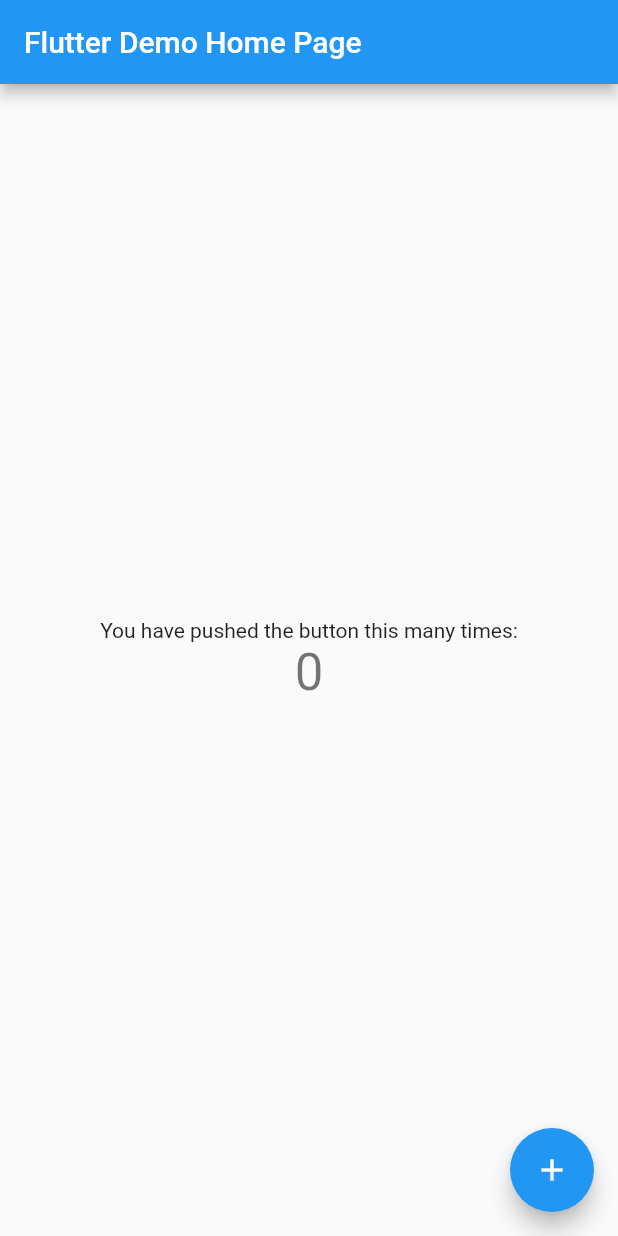
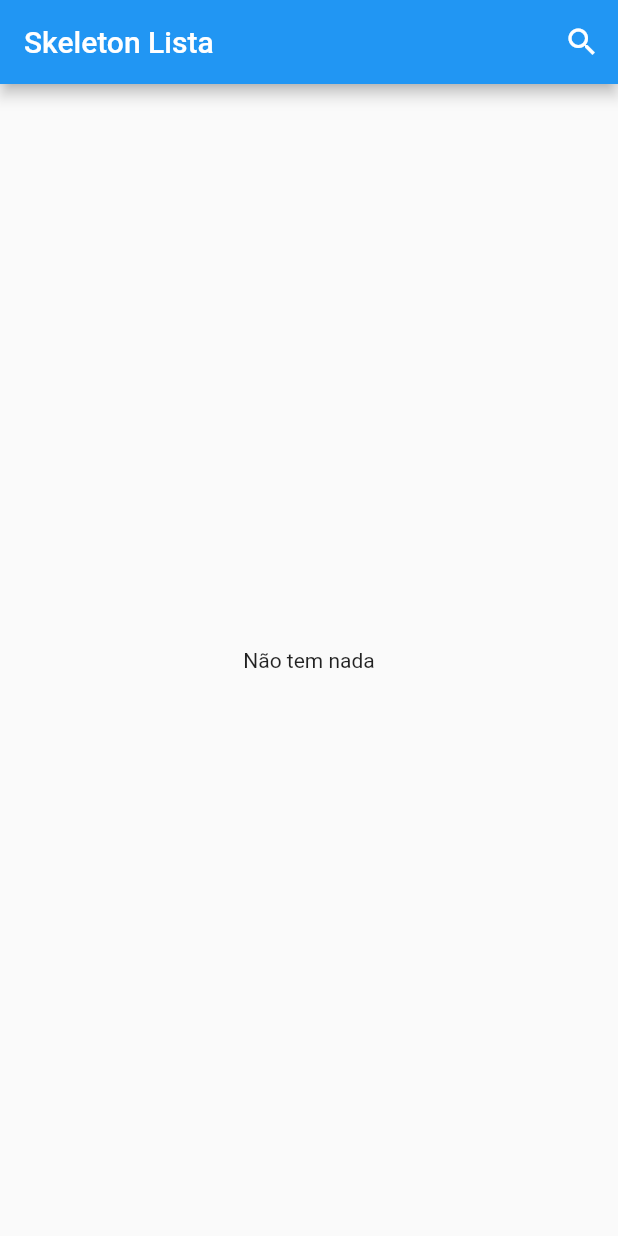
Before and after one commit to oliveiradg/skeletonComFlutter, a Flutter app: the screen it shows after launch, on a phone screen of 412 x 824 dp. Run offline on Flutter 3.47's test engine with Material 2 defaults, Android fonts, the phone set to English and light mode, and no system bars; our stand-ins replace dio, shimmer.

Commit message:
[DIA 94] feat: desenvolvendo o projeto

```diff
--- /dev/null
+++ b/lib/home_page.dart
@@ -0,0 +1,83 @@
+import 'dart:async';
+
+import 'package:flutter/material.dart';
+import 'package:lista_loader/components/skeleton.dart';
+import 'package:lista_loader/model/endereco_model.dart';
+import 'package:lista_loader/repositories/endereco_repository.dart';
+import 'package:shimmer/shimmer.dart';
+
+class HomePage extends StatefulWidget {
+  const HomePage({Key key}) : super(key: key);
+
+  @override
+  _HomePageState createState() => _HomePageState();
+}
+
+class _HomePageState extends State<HomePage> {
+  var streamConsultaEndereco = StreamController<List<EnderecoModel>>();
+  EnderecoRepository enderecoRepository;
+
+  @override
+  void initState() {
+    super.initState();
+    enderecoRepository = EnderecoRepository();
+  }
+
+  buscarEnderecos() {
+    streamConsultaEndereco.sink.add(null);
+    enderecoRepository.buscarEndereco().then((data) {
+      streamConsultaEndereco.sink.add(data);
+    });
+  }
+
+  @override
+  Widget build(BuildContext context) {
+    return Scaffold(
+      appBar: AppBar(
+        title: Text('Skeleton Lista'),
+        actions: <Widget>[
+          IconButton(
+            icon: Icon(Icons.search),
+            onPressed: buscarEnderecos,
+          )
+        ],
+      ),
+      body: StreamBuilder(
+        initialData: List<EnderecoModel>(),
+        stream: streamConsultaEndereco.stream,
+        builder: (BuildContext context,
+            AsyncSnapshot<List<EnderecoModel>> snapshot) {
+          if (!snapshot.hasData) {
+            return Skeleton();
+          } else {
+            var enderecos = snapshot.data;
+            return Visibility(
+              visible: enderecos.isNotEmpty,
+              replacement: Center(child:Text('Não tem nada')),
+              child: ListView.builder(
+                itemCount: enderecos.length,
+                itemBuilder: (_, index) {
+                  var endereco = enderecos[index];
+                  return ListTile(
+                    leading: Icon(
+                      Icons.location_city,
+                      size: 50,
+                    ),
+                    title: Text(endereco.endereco),
+                    subtitle: Text(endereco.bairro),
+                  );
+                },
+              ),
+            );
+          }
+        },
+      ),
+    );
+  }
+
+  @override
+  void dispose() {
+    streamConsultaEndereco.close();
+    super.dispose();
+  }
+}
--- a/lib/main.dart
+++ b/lib/main.dart
@@ -1,115 +1,18 @@
 import 'package:flutter/material.dart';
+import 'package:lista_loader/home_page.dart';
 
-void main() {
-  runApp(const MyApp());
-}
+void main() => runApp(MyApp());
 
 class MyApp extends StatelessWidget {
-  const MyApp({Key? key}) : super(key: key);
-
   // This widget is the root of your application.
   @override
   Widget build(BuildContext context) {
     return MaterialApp(
       title: 'Flutter Demo',
       theme: ThemeData(
-        // This is the theme of your application.
-        //
-        // Try running your application with "flutter run". You'll see the
-        // application has a blue toolbar. Then, without quitting the app, try
-        // changing the primarySwatch below to Colors.green and then invoke
-        // "hot reload" (press "r" in the console where you ran "flutter run",
-        // or simply save your changes to "hot reload" in a Flutter IDE).
-        // Notice that the counter didn't reset back to zero; the application
-        // is not restarted.
         primarySwatch: Colors.blue,
       ),
-      home: const MyHomePage(title: 'Flutter Demo Home Page'),
+      home: HomePage(),
     );
   }
 }
-
-class MyHomePage extends StatefulWidget {
-  const MyHomePage({Key? key, required this.title}) : super(key: key);
-
-  // This widget is the home page of your application. It is stateful, meaning
-  // that it has a State object (defined below) that contains fields that affect
-  // how it looks.
-
-  // This class is the configuration for the state. It holds the values (in this
-  // case the title) provided by the parent (in this case the App widget) and
-  // used by the build method of the State. Fields in a Widget subclass are
-  // always marked "final".
-
-  final String title;
-
-  @override
-  State<MyHomePage> createState() => _MyHomePageState();
-}
-
-class _MyHomePageState extends State<MyHomePage> {
-  int _counter = 0;
-
-  void _incrementCounter() {
-    setState(() {
-      // This call to setState tells the Flutter framework that something has
-      // changed in this State, which causes it to rerun the build method below
-      // so that the display can reflect the updated values. If we changed
-      // _counter without calling setState(), then the build method would not be
-      // called again, and so nothing would appear to happen.
-      _counter++;
-    });
-  }
-
-  @override
-  Widget build(BuildContext context) {
-    // This method is rerun every time setState is called, for instance as done
-    // by the _incrementCounter method above.
-    //
-    // The Flutter framework has been optimized to make rerunning build methods
-    // fast, so that you can just rebuild anything that needs updating rather
-    // than having to individually change instances of widgets.
-    return Scaffold(
-      appBar: AppBar(
-        // Here we take the value from the MyHomePage object that was created by
-        // the App.build method, and use it to set our appbar title.
-        title: Text(widget.title),
-      ),
-      body: Center(
-        // Center is a layout widget. It takes a single child and positions it
-        // in the middle of the parent.
-        child: Column(
-          // Column is also a layout widget. It takes a list of children and
-          // arranges them vertically. By default, it sizes itself to fit its
-          // children horizontally, and tries to be as tall as its parent.
-          //
-          // Invoke "debug painting" (press "p" in the console, choose the
-          // "Toggle Debug Paint" action from the Flutter Inspector in Android
-          // Studio, or the "Toggle Debug Paint" command in Visual Studio Code)
-          // to see the wireframe for each widget.
-          //
-          // Column has various properties to control how it sizes itself and
-          // how it positions its children. Here we use mainAxisAlignment to
-          // center the children vertically; the main axis here is the vertical
-          // axis because Columns are vertical (the cross axis would be
-          // horizontal).
-          mainAxisAlignment: MainAxisAlignment.center,
-          children: <Widget>[
-            const Text(
-              'You have pushed the button this many times:',
-            ),
-            Text(
-              '$_counter',
-              style: Theme.of(context).textTheme.headline4,
-            ),
-          ],
-        ),
-      ),
-      floatingActionButton: FloatingActionButton(
-        onPressed: _incrementCounter,
-        tooltip: 'Increment',
-        child: const Icon(Icons.add),
-      ), // This trailing comma makes auto-formatting nicer for build methods.
-    );
-  }
-}
--- /dev/null
+++ b/lib/model/endereco_model.dart
@@ -0,0 +1,23 @@
+class EnderecoModel {
+
+  String cep;
+  String logradouro;
+  String bairro;
+
+  EnderecoModel({
+    this.cep,
+    this.logradouro,
+    this.bairro,
+  });
+
+  static EnderecoModel fromMap(Map<String, dynamic> map) {
+    if(map == null) return null;
+
+    return EnderecoModel(
+      cep: map['cep'],
+      logradouro: map['logradouro'],
+      bairro: map[ 'bairro']
+    );
+  }
+
+}
```
Also changed, not shown: lib/components/skeleton.dart (added, +59 -0 lines), lib/repositories/endereco_repository.dart (added, +18 -0 lines), pubspec.yaml (+9 -24 lines), pubspec.lock, 15 other files.
